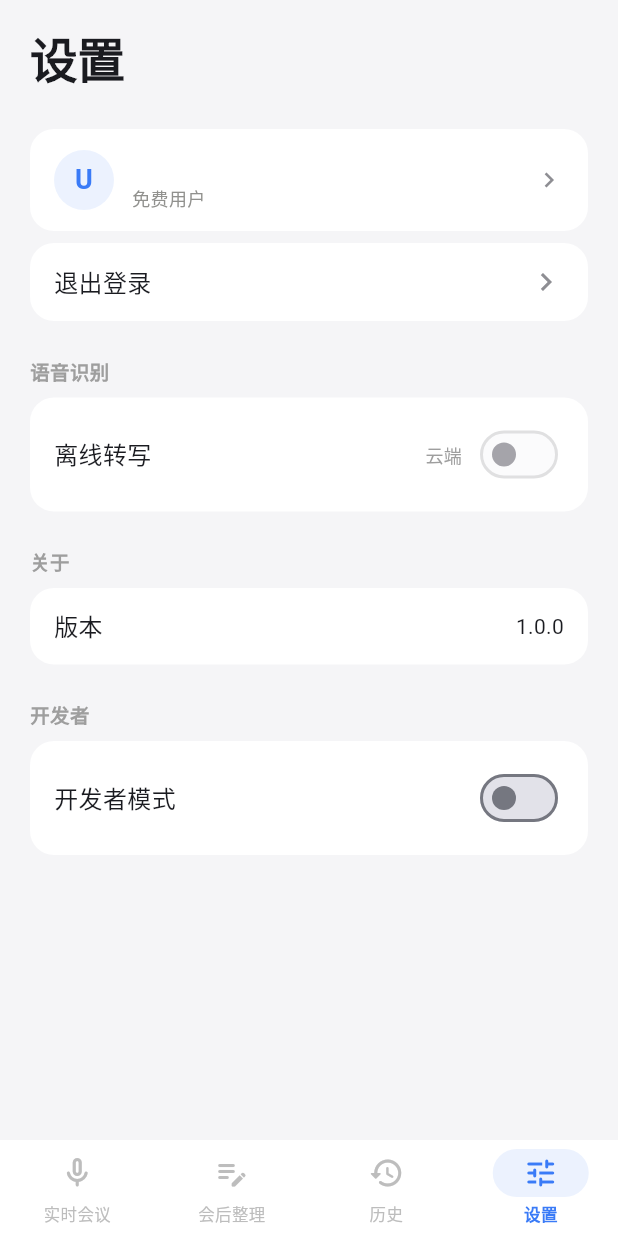
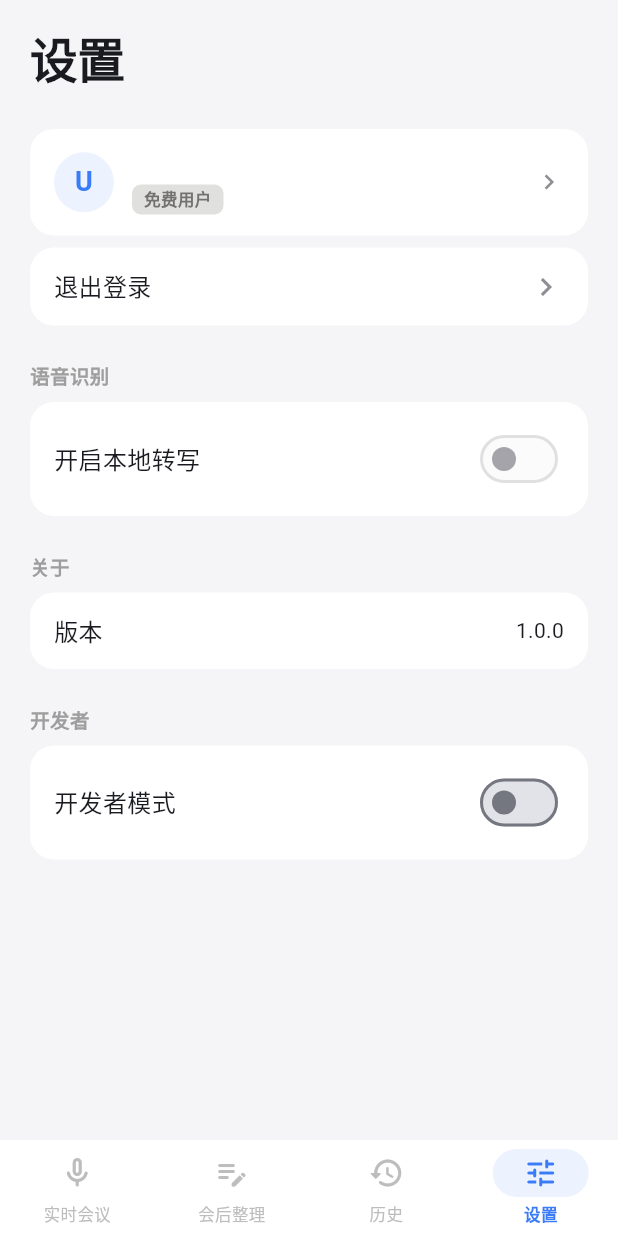
Before and after one commit to SUSTYuxiao/nivo_app_flutter, a Flutter app: the screen it shows once a user with an empty profile is signed in, item 4 of the bottom bar chosen, on a phone screen of 412 x 824 dp. Run offline on Flutter 3.47's test engine with Material 3 defaults, Android fonts, the phone set to English and light mode, and no system bars; our stand-ins replace dio, file_picker, flutter_markdown, just_audio, share_plus, shared_preferences and 1 more; missing offline and left inert: record, sherpa_onnx; accounts and stored records are empty; network calls fail.

Commit message:
feat: 离线转写进度优化 + 实时转写时间戳 + UX 改进
- 引入 ProcessingStage 枚举替代模糊的 isGenerating+progress 状态
- 云端/本地转写添加渐近曲线假进度，消除进度条冻结
- 修复 LLM 生成阶段误显示完成对勾
- 转写失败不再静默，结果页显示警告 banner
- 实时会议转写每段显示 mm:ss 时间戳（间隔>=5s）
- 语音备忘录导入引导 modal
- addHistory 返回 ID，保存后异步生成 AI 标题
- 设置页："开启本地转写"文案、会员标识 chip 风格对齐、续费弹窗提示

Co-Authored-By: Claude Opus 4.6 <noreply@anthropic.com>

```diff
--- a/lib/features/settings/settings_page.dart
+++ b/lib/features/settings/settings_page.dart
@@ -88,12 +88,20 @@ class _SettingsPageState extends State<SettingsPage> {
                                 const SizedBox(height: 2),
                                 Consumer<VipProvider>(
                                   builder: (context, vip, _) {
-                                    final label = vip.isFree ? '免费用户' : (vip.productName.isNotEmpty ? vip.productName : '会员');
-                                    return Text(label, style: TextStyle(
-                                      fontSize: 12,
-                                      color: vip.isFree ? const Color(0xFF91918E) : AppColors.accent,
-                                      fontWeight: vip.isFree ? FontWeight.normal : FontWeight.w500,
-                                    ));
+                                    final isFree = vip.isFree;
+                                    final label = isFree ? '免费用户' : (vip.productName.isNotEmpty ? vip.productName : '会员');
+                                    return Container(
+                                      padding: const EdgeInsets.symmetric(horizontal: 8, vertical: 2),
+                                      decoration: BoxDecoration(
+                                        color: isFree ? const Color(0xFFE0E0DE) : const Color(0xFFFFD700).withAlpha(40),
+                                        borderRadius: BorderRadius.circular(6),
+                                      ),
+                                      child: Text(label, style: TextStyle(
+                                        fontSize: 11,
+                                        color: isFree ? const Color(0xFF73726E) : const Color(0xFFFFD700),
+                                        fontWeight: FontWeight.w600,
+                                      )),
+                                    );
                                   },
                                 ),
                               ],
@@ -121,24 +129,14 @@ class _SettingsPageState extends State<SettingsPage> {
                     child: Column(
                       children: [
                         _tileRow(
-                          label: '离线转写',
-                          trailing: Row(
-                            mainAxisSize: MainAxisSize.min,
-                            children: [
-                              Text(
-                                settings.transcribeMode == TranscribeMode.local ? '本地' : '云端',
-                                style: TextStyle(fontSize: 12, color: Colors.grey.shade500),
-                              ),
-                              const SizedBox(width: 8),
-                              Switch.adaptive(
+                          label: '开启本地转写',
+                          trailing: Switch.adaptive(
                             value: settings.transcribeMode == TranscribeMode.local,
                             onChanged: (v) {
                               settings.setTranscribeMode(
                                 v ? TranscribeMode.local : TranscribeMode.cloud,
                               );
                             },
-                              ),
-                            ],
                           ),
                         ),
                         if (settings.transcribeMode == TranscribeMode.local)
@@ -179,17 +177,10 @@ class _SettingsPageState extends State<SettingsPage> {
                 if (!Platform.isIOS)
                   _card(
                     child: _tileRow(
-                      label: '离线转写',
-                      trailing: Row(
-                        mainAxisSize: MainAxisSize.min,
-                        children: [
-                          Text('云端', style: TextStyle(fontSize: 12, color: Colors.grey.shade500)),
-                          const SizedBox(width: 8),
-                          Switch.adaptive(
+                      label: '开启本地转写',
+                      trailing: Switch.adaptive(
                         value: false,
                         onChanged: null,
-                          ),
-                        ],
                       ),
                     ),
                   ),
```
Also changed, not shown: lib/core/services/api_service.dart (+8 -3 lines), lib/features/after_meet/after_meet_provider.dart (+9 -1 lines), lib/features/after_meet/recordings_list_page.dart (+90 -0 lines), lib/features/meeting/meeting_provider.dart (+9 -1 lines), lib/features/settings/user_detail_page.dart (+13 -2 lines), 1 other file. Lines whose indentation alone changed are shown as unchanged.
